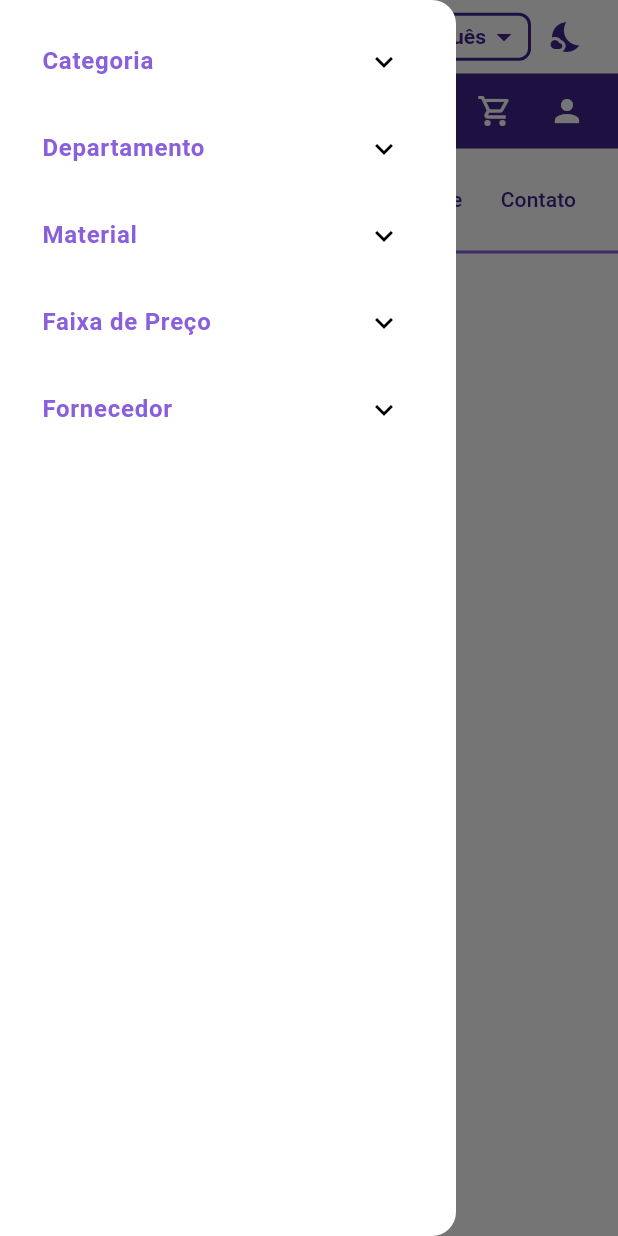
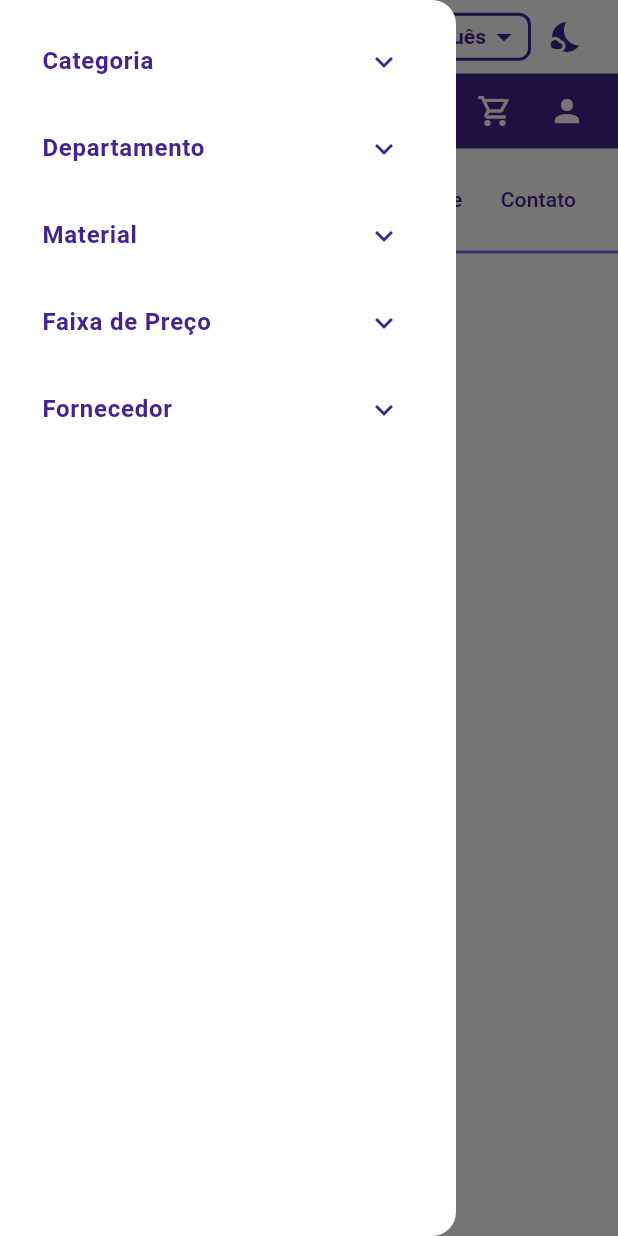
Before and after one commit to WendsonMagalhaes/e-commerce, a Flutter app: the screen it shows after launch, with the side drawer open, on a phone screen of 412 x 824 dp. Run offline on Flutter 3.47's test engine with Material 3 defaults, Android fonts, the phone set to English and light mode, and no system bars; our stand-ins replace font_awesome_flutter, jwt_decoder, shared_preferences; network calls fail.

Commit message:
Correção do título do Web e ajuste das cores do sidebar do mobile

```diff
--- a/mobile/lib/widgets/sidebar_widget.dart
+++ b/mobile/lib/widgets/sidebar_widget.dart
@@ -101,32 +101,33 @@ class _FilterSidebarState extends State<FilterSidebar> {
     final isDark = theme.brightness == Brightness.dark;
 
     final sortedKeys = data.keys.toList()..sort();
-    final accentColor = isDark
+    final primaryColor = isDark
         ? AppColors.primaryPurple
-        : AppColors.lightSecondPurple;
-
-    final textColor = isDark
-        ? AppColors.secondFontColor
-        : AppColors.lightSecondFontColor;
+        : AppColors.lightPrimaryPurple;
 
     return ExpansionTile(
       title: Text(
         title,
-        style: TextStyle(fontWeight: FontWeight.bold, color: accentColor),
+        style: TextStyle(fontWeight: FontWeight.bold, color: primaryColor),
       ),
+      iconColor: primaryColor,
+      collapsedIconColor: primaryColor,
       children: sortedKeys.map((item) {
         final isChecked = selectedFilters[key]?.contains(item) ?? false;
 
-        return CheckboxListTile(
+        return Theme(
+          data: Theme.of(context).copyWith(unselectedWidgetColor: primaryColor),
+          child: CheckboxListTile(
             title: Text(
               '$item (${data[item]})',
-            style: TextStyle(color: textColor),
+              style: TextStyle(color: primaryColor),
             ),
             value: isChecked,
             onChanged: (_) => toggleFilter(key, item),
             controlAffinity: ListTileControlAffinity.leading,
-          activeColor: accentColor,
+            activeColor: primaryColor,
             checkColor: Colors.white,
+          ),
         );
       }).toList(),
     );
@@ -137,28 +138,28 @@ class _FilterSidebarState extends State<FilterSidebar> {
     final isDark = theme.brightness == Brightness.dark;
 
     final rangesWithCounts = getPriceRangeCounts();
-    final accentColor = isDark
+    final primaryColor = isDark
         ? AppColors.primaryPurple
-        : AppColors.lightSecondPurple;
-
-    final textColor = isDark
-        ? AppColors.secondFontColor
-        : AppColors.lightSecondFontColor;
+        : AppColors.lightPrimaryPurple;
 
     return ExpansionTile(
       title: Text(
         'Faixa de Preço',
-        style: TextStyle(fontWeight: FontWeight.bold, color: accentColor),
+        style: TextStyle(fontWeight: FontWeight.bold, color: primaryColor),
       ),
+      iconColor: primaryColor,
+      collapsedIconColor: primaryColor,
       children: rangesWithCounts.map((range) {
         final isChecked =
             selectedMinPrice == range['min'].toString() &&
             selectedMaxPrice == range['max'].toString();
 
-        return CheckboxListTile(
+        return Theme(
+          data: Theme.of(context).copyWith(unselectedWidgetColor: primaryColor),
+          child: CheckboxListTile(
             title: Text(
               '${range['label']} (${range['count']})',
-            style: TextStyle(color: textColor),
+              style: TextStyle(color: primaryColor),
             ),
             value: isChecked,
             onChanged: (_) => togglePriceRange(
@@ -166,8 +167,9 @@ class _FilterSidebarState extends State<FilterSidebar> {
               range['max'].toString(),
             ),
             controlAffinity: ListTileControlAffinity.leading,
-          activeColor: accentColor,
+            activeColor: primaryColor,
             checkColor: Colors.white,
+          ),
         );
       }).toList(),
     );
```
Also changed, not shown: 2 other files. Lines whose indentation alone changed are shown as unchanged.
